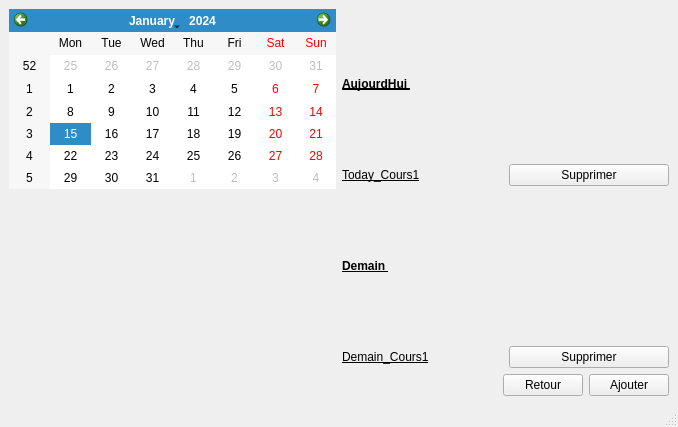
First picture: the form in ConsulterReservation2SU.ui, repository GamerBishop/projetENT_GL, before the edit.
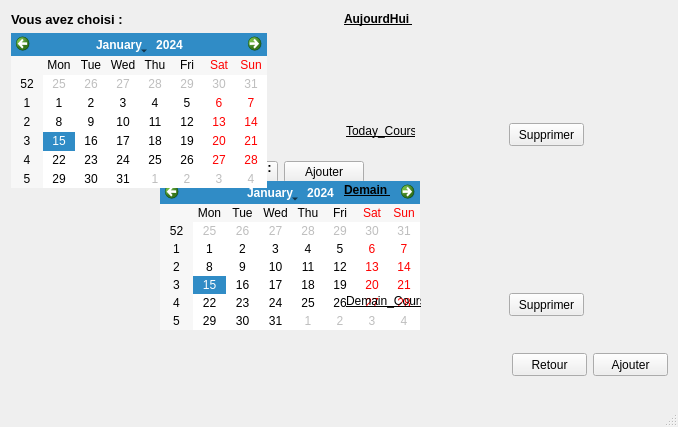
Second picture: the form after the edit.

```diff
--- a/ConsulterReservation2SU.ui
+++ b/ConsulterReservation2SU.ui
@@ -14,37 +14,20 @@
    <string>MainWindow</string>
   </property>
   <widget class="QWidget" name="centralwidget">
-   <layout class="QGridLayout" name="gridLayout_5">
-    <item row="0" column="0">
-     <layout class="QGridLayout" name="gridLayout_4">
-      <item row="0" column="0">
-       <layout class="QVBoxLayout" name="verticalLayout_5">
-        <item>
-         <widget class="QCalendarWidget" name="calendar"/>
-        </item>
-        <item>
-         <spacer name="verticalSpacer">
-          <property name="orientation">
-           <enum>Qt::Vertical</enum>
-          </property>
-          <property name="sizeHint" stdset="0">
-           <size>
-            <width>20</width>
-            <height>40</height>
-           </size>
-          </property>
-         </spacer>
-        </item>
-       </layout>
-      </item>
-     </layout>
-    </item>
-    <item row="0" column="1">
+   <widget class="QWidget" name="layoutWidget">
+    <property name="geometry">
+     <rect>
+      <x>160</x>
+      <y>160</y>
+      <width>164</width>
+      <height>106</height>
+     </rect>
+    </property>
      <layout class="QGridLayout" name="gridLayout">
       <item row="0" column="0">
        <layout class="QVBoxLayout" name="verticalLayout_7">
         <item>
-         <widget class="QLabel" name="label_today">
+        <widget class="QLabel" name="label_today_2">
           <property name="font">
            <font>
             <pointsize>9</pointsize>
@@ -63,14 +46,14 @@
           <item>
            <layout class="QGridLayout" name="gridLayout_2">
             <item row="0" column="1">
-             <widget class="QPushButton" name="button_suppr_roday_cours">
+            <widget class="QPushButton" name="button_suppr_roday_cours_2">
               <property name="text">
                <string>Supprimer</string>
               </property>
              </widget>
             </item>
             <item row="0" column="0">
-             <widget class="QLabel" name="label_today_cours">
+            <widget class="QLabel" name="label_today_cours_2">
               <property name="font">
                <font>
                 <underline>true</underline>
@@ -90,7 +73,7 @@
       <item row="1" column="0">
        <layout class="QVBoxLayout" name="verticalLayout_4">
         <item>
-         <widget class="QLabel" name="label_next_day">
+        <widget class="QLabel" name="label_next_day_2">
           <property name="font">
            <font>
             <pointsize>9</pointsize>
@@ -109,7 +92,7 @@
           <item>
            <layout class="QGridLayout" name="gridLayout_3">
             <item row="0" column="0">
-             <widget class="QLabel" name="label_demain_cours">
+            <widget class="QLabel" name="label_demain_cours_2">
               <property name="font">
                <font>
                 <underline>true</underline>
@@ -121,7 +104,7 @@
              </widget>
             </item>
             <item row="0" column="1">
-             <widget class="QPushButton" name="button_suppr_demain_cours">
+            <widget class="QPushButton" name="button_suppr_demain_cours_2">
               <property name="text">
                <string>Supprimer</string>
               </property>
@@ -134,8 +117,16 @@
        </layout>
       </item>
      </layout>
-    </item>
-    <item row="1" column="1">
+   </widget>
+   <widget class="QWidget" name="layoutWidget_2">
+    <property name="geometry">
+     <rect>
+      <x>160</x>
+      <y>160</y>
+      <width>204</width>
+      <height>25</height>
+     </rect>
+    </property>
      <layout class="QHBoxLayout" name="horizontalLayout">
       <item>
        <spacer name="horizontalSpacer_2">
@@ -151,22 +142,227 @@
        </spacer>
       </item>
       <item>
+      <widget class="QPushButton" name="button_retour_2">
+       <property name="text">
+        <string>Retour</string>
+       </property>
+      </widget>
+     </item>
+     <item>
+      <widget class="QPushButton" name="button_ajout_2">
+       <property name="text">
+        <string>Ajouter</string>
+       </property>
+      </widget>
+     </item>
+    </layout>
+   </widget>
+   <widget class="QWidget" name="layoutWidget_3">
+    <property name="geometry">
+     <rect>
+      <x>160</x>
+      <y>160</y>
+      <width>260</width>
+      <height>227</height>
+     </rect>
+    </property>
+    <layout class="QGridLayout" name="gridLayout_4">
+     <item row="0" column="0">
+      <layout class="QVBoxLayout" name="verticalLayout_5">
+       <item>
+        <widget class="QLabel" name="label_2">
+         <property name="font">
+          <font>
+           <pointsize>10</pointsize>
+           <weight>75</weight>
+           <bold>true</bold>
+          </font>
+         </property>
+         <property name="text">
+          <string>Vous avez choisi :</string>
+         </property>
+        </widget>
+       </item>
+       <item>
+        <widget class="QCalendarWidget" name="calendar_2"/>
+       </item>
+       <item>
+        <spacer name="verticalSpacer_2">
+         <property name="orientation">
+          <enum>Qt::Vertical</enum>
+         </property>
+         <property name="sizeHint" stdset="0">
+          <size>
+           <width>20</width>
+           <height>40</height>
+          </size>
+         </property>
+        </spacer>
+       </item>
+      </layout>
+     </item>
+    </layout>
+   </widget>
        <widget class="QPushButton" name="button_retour">
+    <property name="geometry">
+     <rect>
+      <x>512</x>
+      <y>353</y>
+      <width>75</width>
+      <height>23</height>
+     </rect>
+    </property>
         <property name="text">
          <string>Retour</string>
         </property>
        </widget>
-      </item>
-      <item>
        <widget class="QPushButton" name="button_ajout">
+    <property name="geometry">
+     <rect>
+      <x>593</x>
+      <y>353</y>
+      <width>75</width>
+      <height>23</height>
+     </rect>
+    </property>
         <property name="text">
          <string>Ajouter</string>
         </property>
        </widget>
-      </item>
-     </layout>
-    </item>
-   </layout>
+   <widget class="QLabel" name="label_next_day">
+    <property name="geometry">
+     <rect>
+      <x>344</x>
+      <y>182</y>
+      <width>49</width>
+      <height>16</height>
+     </rect>
+    </property>
+    <property name="font">
+     <font>
+      <pointsize>9</pointsize>
+      <weight>75</weight>
+      <bold>true</bold>
+      <underline>true</underline>
+     </font>
+    </property>
+    <property name="text">
+     <string>Demain </string>
+    </property>
+   </widget>
+   <widget class="QLabel" name="label_demain_cours">
+    <property name="geometry">
+     <rect>
+      <x>346</x>
+      <y>293</y>
+      <width>75</width>
+      <height>16</height>
+     </rect>
+    </property>
+    <property name="font">
+     <font>
+      <underline>true</underline>
+     </font>
+    </property>
+    <property name="text">
+     <string>Demain_Cours1</string>
+    </property>
+   </widget>
+   <widget class="QPushButton" name="button_suppr_demain_cours">
+    <property name="geometry">
+     <rect>
+      <x>509</x>
+      <y>293</y>
+      <width>75</width>
+      <height>23</height>
+     </rect>
+    </property>
+    <property name="text">
+     <string>Supprimer</string>
+    </property>
+   </widget>
+   <widget class="QLabel" name="label_today">
+    <property name="geometry">
+     <rect>
+      <x>344</x>
+      <y>11</y>
+      <width>74</width>
+      <height>16</height>
+     </rect>
+    </property>
+    <property name="font">
+     <font>
+      <pointsize>9</pointsize>
+      <weight>75</weight>
+      <bold>true</bold>
+      <underline>true</underline>
+     </font>
+    </property>
+    <property name="text">
+     <string>AujourdHui </string>
+    </property>
+   </widget>
+   <widget class="QPushButton" name="button_suppr_roday_cours">
+    <property name="geometry">
+     <rect>
+      <x>509</x>
+      <y>123</y>
+      <width>75</width>
+      <height>23</height>
+     </rect>
+    </property>
+    <property name="text">
+     <string>Supprimer</string>
+    </property>
+   </widget>
+   <widget class="QLabel" name="label_today_cours">
+    <property name="geometry">
+     <rect>
+      <x>346</x>
+      <y>123</y>
+      <width>69</width>
+      <height>16</height>
+     </rect>
+    </property>
+    <property name="font">
+     <font>
+      <underline>true</underline>
+     </font>
+    </property>
+    <property name="text">
+     <string>Today_Cours1</string>
+    </property>
+   </widget>
+   <widget class="QLabel" name="label">
+    <property name="geometry">
+     <rect>
+      <x>11</x>
+      <y>11</y>
+      <width>116</width>
+      <height>16</height>
+     </rect>
+    </property>
+    <property name="font">
+     <font>
+      <pointsize>10</pointsize>
+      <weight>75</weight>
+      <bold>true</bold>
+     </font>
+    </property>
+    <property name="text">
+     <string>Vous avez choisi :</string>
+    </property>
+   </widget>
+   <widget class="QCalendarWidget" name="calendar">
+    <property name="geometry">
+     <rect>
+      <x>11</x>
+      <y>33</y>
+      <width>256</width>
+      <height>155</height>
+     </rect>
+    </property>
+   </widget>
   </widget>
   <widget class="QMenuBar" name="menubar">
    <property name="geometry">
```
Left out of the diff: 2 changed lines with no effect on the pictures. Lines whose indentation alone changed are shown as unchanged.
